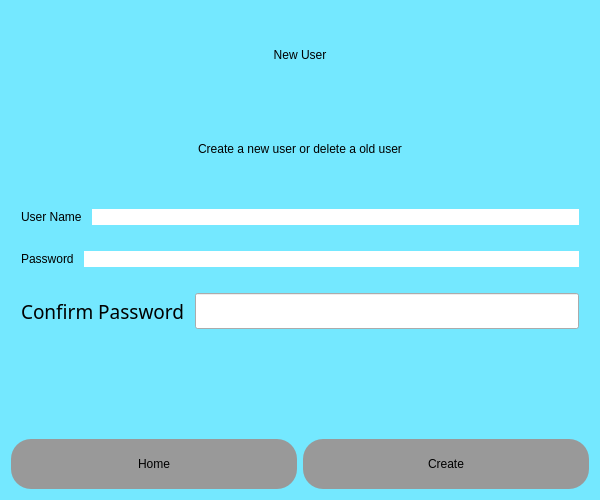
The window that New User.ui (sreeramsuresh/Mahasa_Clinic) describes before a commit, drawn with Qt 5.
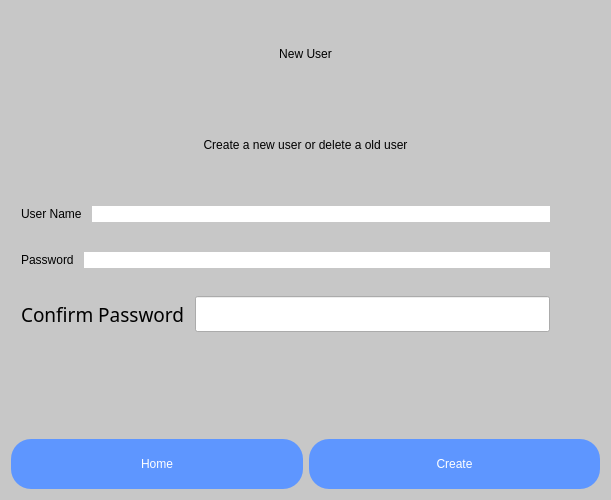
The same window after the commit.

What changed in the file:
```diff
--- a/New User.ui
+++ b/New User.ui
@@ -6,27 +6,27 @@
    <rect>
     <x>0</x>
     <y>0</y>
-    <width>600</width>
+    <width>611</width>
     <height>500</height>
    </rect>
   </property>
   <property name="minimumSize">
    <size>
-    <width>600</width>
-    <height>500</height>
+    <width>0</width>
+    <height>0</height>
    </size>
   </property>
   <property name="maximumSize">
    <size>
-    <width>600</width>
-    <height>500</height>
+    <width>16777215</width>
+    <height>16777215</height>
    </size>
   </property>
   <property name="windowTitle">
    <string>Dialog</string>
   </property>
   <property name="styleSheet">
-   <string notr="true">QWidget#Dialog{background-color:rgb(116, 232, 255);}</string>
+   <string notr="true">QWidget#Dialog{background-color:rgb(199, 199, 199);}</string>
   </property>
   <layout class="QVBoxLayout" name="verticalLayout">
    <item>
@@ -93,6 +93,22 @@
        </property>
       </widget>
      </item>
+     <item>
+      <spacer name="horizontalSpacer">
+       <property name="orientation">
+        <enum>Qt::Horizontal</enum>
+       </property>
+       <property name="sizeType">
+        <enum>QSizePolicy::Maximum</enum>
+       </property>
+       <property name="sizeHint" stdset="0">
+        <size>
+         <width>40</width>
+         <height>20</height>
+        </size>
+       </property>
+      </spacer>
+     </item>
     </layout>
    </item>
    <item>
@@ -130,6 +146,22 @@
        </property>
       </widget>
      </item>
+     <item>
+      <spacer name="horizontalSpacer_2">
+       <property name="orientation">
+        <enum>Qt::Horizontal</enum>
+       </property>
+       <property name="sizeType">
+        <enum>QSizePolicy::Maximum</enum>
+       </property>
+       <property name="sizeHint" stdset="0">
+        <size>
+         <width>40</width>
+         <height>20</height>
+        </size>
+       </property>
+      </spacer>
+     </item>
     </layout>
    </item>
    <item>
@@ -174,6 +206,22 @@
        </property>
       </widget>
      </item>
+     <item>
+      <spacer name="horizontalSpacer_3">
+       <property name="orientation">
+        <enum>Qt::Horizontal</enum>
+       </property>
+       <property name="sizeType">
+        <enum>QSizePolicy::Maximum</enum>
+       </property>
+       <property name="sizeHint" stdset="0">
+        <size>
+         <width>40</width>
+         <height>20</height>
+        </size>
+       </property>
+      </spacer>
+     </item>
     </layout>
    </item>
    <item>
@@ -201,9 +249,10 @@
         </size>
        </property>
        <property name="styleSheet">
-        <string notr="true">border-radius:20px;
-background-color:rgb(153, 153, 153);
-font: 14pt &quot;MV Boli&quot;;</string>
+        <string notr="true">background-color: rgb(94, 150, 255);
+color: rgb(255, 255, 255);
+font: 81 14pt &quot;Rockwell Extra Bold&quot;;
+border-radius:20px;</string>
        </property>
        <property name="text">
         <string>Home</string>
@@ -225,9 +274,10 @@
         </size>
        </property>
        <property name="styleSheet">
-        <string notr="true">border-radius:20px;
-background-color:rgb(153, 153, 153);
-font: 14pt &quot;MV Boli&quot;;</string>
+        <string notr="true">background-color: rgb(94, 150, 255);
+color: rgb(255, 255, 255);
+font: 81 14pt &quot;Rockwell Extra Bold&quot;;
+border-radius:20px;</string>
        </property>
        <property name="text">
         <string>Create</string>
```
